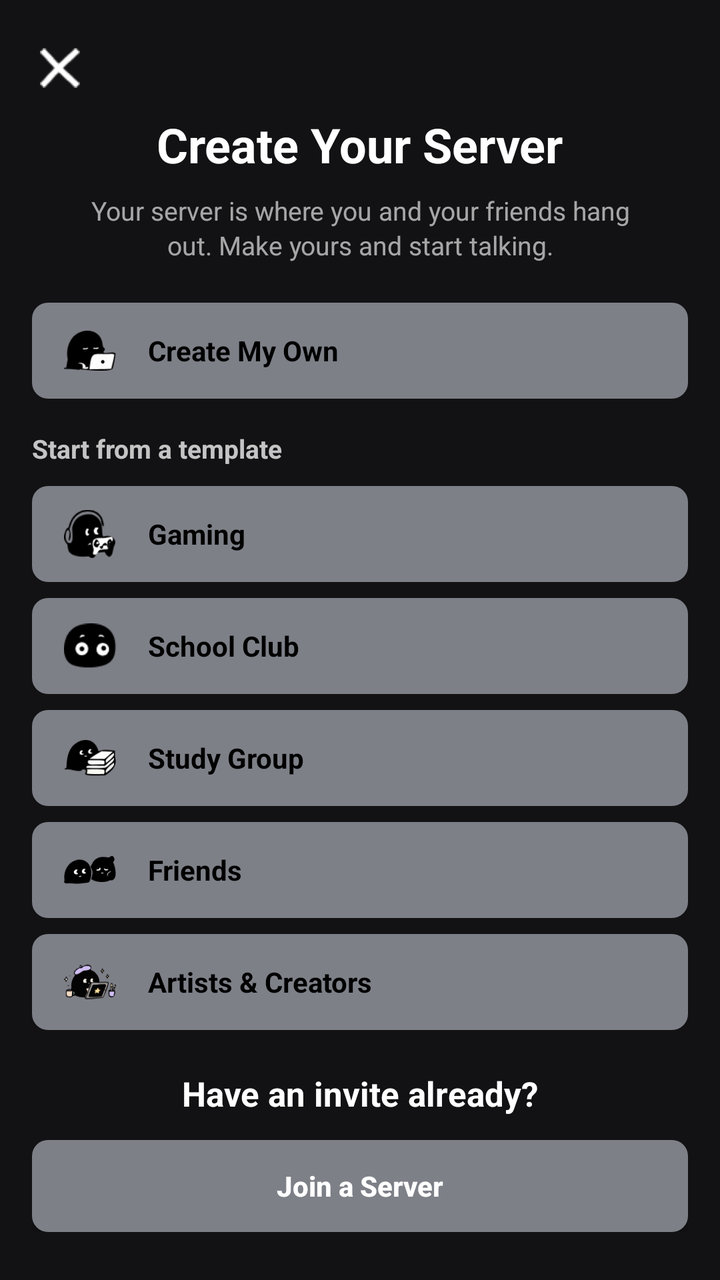
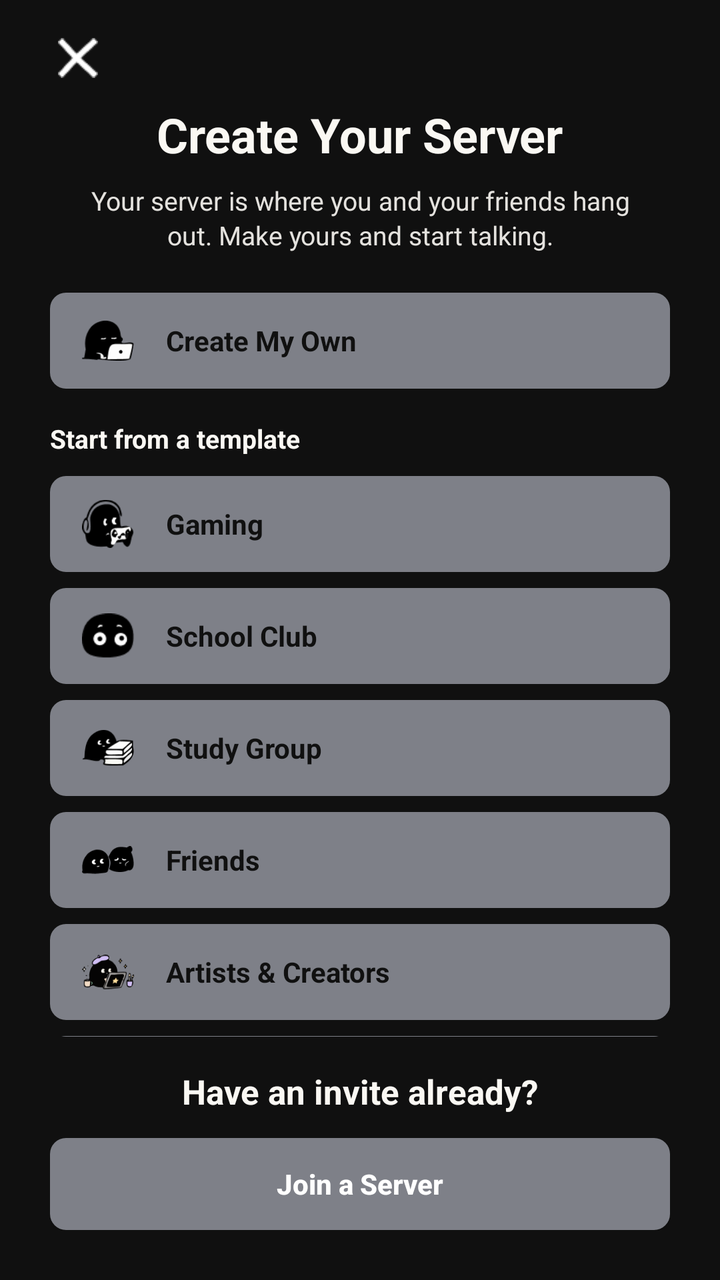

An Android layout rendered at two revisions. The XML below is the earlier revision; the diff shows what the commit changed to produce the second picture.
<!-- AndroidManifest.xml: application theme Theme.Yappy -->
<!-- res/layout/activity_create_server1.xml -->
<?xml version="1.0" encoding="utf-8"?>
<androidx.constraintlayout.widget.ConstraintLayout xmlns:android="http://schemas.android.com/apk/res/android"
    xmlns:app="http://schemas.android.com/apk/res-auto"
    xmlns:tools="http://schemas.android.com/tools"
    android:layout_width="match_parent"
    android:layout_height="match_parent"
    android:background="#121214"
    android:paddingHorizontal="16dp"
    android:paddingTop="20dp"
    android:paddingBottom="24dp">

    
    <ImageView
        android:id="@+id/btn_close"
        android:layout_width="28dp"
        android:layout_height="28dp"
        android:background="?attr/selectableItemBackgroundBorderless"
        android:clickable="true"
        android:contentDescription="Close"
        android:focusable="true"
        android:padding="4dp"
        android:src="@drawable/cross"
        app:layout_constraintStart_toStartOf="parent"
        app:layout_constraintTop_toTopOf="parent"
        app:tint="@color/white" />

    
    <androidx.core.widget.NestedScrollView
        android:id="@+id/scroll_content"
        android:layout_width="match_parent"
        android:layout_height="0dp"
        android:layout_marginTop="8dp"
        android:layout_marginBottom="16dp"
        android:fillViewport="true"
        android:overScrollMode="never"
        app:layout_constraintBottom_toTopOf="@id/bottom_container"
        app:layout_constraintEnd_toEndOf="parent"
        app:layout_constraintStart_toStartOf="parent"
        app:layout_constraintTop_toBottomOf="@id/btn_close">

        <LinearLayout
            android:layout_width="match_parent"
            android:layout_height="wrap_content"
            android:gravity="center_horizontal"
            android:orientation="vertical">

            
            <TextView
                android:id="@+id/tv_title"
                android:layout_width="wrap_content"
                android:layout_height="wrap_content"
                android:text="Create Your Server"
                android:textColor="@color/white"
                android:textSize="24sp"
                android:textStyle="bold" />

            
            <TextView
                android:id="@+id/tv_subtitle"
                android:layout_width="match_parent"
                android:layout_height="wrap_content"
                android:layout_marginHorizontal="20dp"
                android:layout_marginTop="8dp"
                android:gravity="center"
                android:lineSpacingExtra="2dp"
                android:text="Your server is where you and your friends hang out. Make yours and start talking."
                android:textColor="#A0FFFFFF"
                android:textSize="13sp" />

            
            <LinearLayout
                android:id="@+id/btn_create_my_own"
                android:layout_width="match_parent"
                android:layout_height="48dp"
                android:layout_marginTop="20dp"
                android:background="@drawable/bg_template_button"
                android:clickable="true"
                android:focusable="true"
                android:foreground="?attr/selectableItemBackground"
                android:gravity="center_vertical"
                android:orientation="horizontal"
                android:paddingHorizontal="16dp">

                <ImageView
                    android:layout_width="26dp"
                    android:layout_height="26dp"
                    android:src="@drawable/ic_create_own" />

                <TextView
                    android:layout_width="wrap_content"
                    android:layout_height="wrap_content"
                    android:layout_marginStart="16dp"
                    android:text="Create My Own"
                    android:textColor="@color/black"
                    android:textSize="14sp"
                    android:textStyle="bold" />
            </LinearLayout>

            
            <TextView
                android:id="@+id/tv_section_header"
                android:layout_width="match_parent"
                android:layout_height="wrap_content"
                android:layout_marginTop="16dp"
                android:layout_marginBottom="10dp"
                android:text="Start from a template"
                android:textColor="#C0FFFFFF"
                android:textSize="13sp"
                android:textStyle="bold" />

            
            <LinearLayout
                android:id="@+id/btn_gaming"
                android:layout_width="match_parent"
                android:layout_height="48dp"
                android:layout_marginBottom="8dp"
                android:background="@drawable/bg_template_button"
                android:clickable="true"
                android:focusable="true"
                android:foreground="?attr/selectableItemBackground"
                android:gravity="center_vertical"
                android:orientation="horizontal"
                android:paddingHorizontal="16dp">

                <ImageView
                    android:layout_width="26dp"
                    android:layout_height="26dp"
                    android:src="@drawable/gaming" />

                <TextView
                    android:layout_width="wrap_content"
                    android:layout_height="wrap_content"
                    android:layout_marginStart="16dp"
                    android:text="Gaming"
                    android:textColor="@color/black"
                    android:textSize="14sp"
                    android:textStyle="bold" />
            </LinearLayout>

            
            <LinearLayout
                android:id="@+id/btn_school_club"
                android:layout_width="match_parent"
                android:layout_height="48dp"
                android:layout_marginBottom="8dp"
                android:background="@drawable/bg_template_button"
                android:clickable="true"
                android:focusable="true"
                android:foreground="?attr/selectableItemBackground"
                android:gravity="center_vertical"
                android:orientation="horizontal"
                android:paddingHorizontal="16dp">

                <ImageView
                    android:layout_width="26dp"
                    android:layout_height="26dp"
                    android:src="@drawable/ic_school_club" />

                <TextView
                    android:layout_width="wrap_content"
                    android:layout_height="wrap_content"
                    android:layout_marginStart="16dp"
                    android:text="School Club"
                    android:textColor="@color/black"
                    android:textSize="14sp"
                    android:textStyle="bold" />
            </LinearLayout>

            
            <LinearLayout
                android:id="@+id/btn_study_group"
                android:layout_width="match_parent"
                android:layout_height="48dp"
                android:layout_marginBottom="8dp"
                android:background="@drawable/bg_template_button"
                android:clickable="true"
                android:focusable="true"
                android:foreground="?attr/selectableItemBackground"
                android:gravity="center_vertical"
                android:orientation="horizontal"
                android:paddingHorizontal="16dp">

                <ImageView
                    android:layout_width="26dp"
                    android:layout_height="26dp"
                    android:src="@drawable/ic_study_group" />

                <TextView
                    android:layout_width="wrap_content"
                    android:layout_height="wrap_content"
                    android:layout_marginStart="16dp"
                    android:text="Study Group"
                    android:textColor="@color/black"
                    android:textSize="14sp"
                    android:textStyle="bold" />
            </LinearLayout>

            
            <LinearLayout
                android:id="@+id/btn_friends"
                android:layout_width="match_parent"
                android:layout_height="48dp"
                android:layout_marginBottom="8dp"
                android:background="@drawable/bg_template_button"
                android:clickable="true"
                android:focusable="true"
                android:foreground="?attr/selectableItemBackground"
                android:gravity="center_vertical"
                android:orientation="horizontal"
                android:paddingHorizontal="16dp">

                <ImageView
                    android:layout_width="26dp"
                    android:layout_height="26dp"
                    android:src="@drawable/ic_friends" />

                <TextView
                    android:layout_width="wrap_content"
                    android:layout_height="wrap_content"
                    android:layout_marginStart="16dp"
                    android:text="Friends"
                    android:textColor="@color/black"
                    android:textSize="14sp"
                    android:textStyle="bold" />
            </LinearLayout>

            
            <LinearLayout
                android:id="@+id/btn_artists_creators"
                android:layout_width="match_parent"
                android:layout_height="48dp"
                android:layout_marginBottom="8dp"
                android:background="@drawable/bg_template_button"
                android:clickable="true"
                android:focusable="true"
                android:foreground="?attr/selectableItemBackground"
                android:gravity="center_vertical"
                android:orientation="horizontal"
                android:paddingHorizontal="16dp">

                <ImageView
                    android:layout_width="26dp"
                    android:layout_height="26dp"
                    android:src="@drawable/ic_artists" />

                <TextView
                    android:layout_width="wrap_content"
                    android:layout_height="wrap_content"
                    android:layout_marginStart="16dp"
                    android:text="Artists &amp; Creators"
                    android:textColor="@color/black"
                    android:textSize="14sp"
                    android:textStyle="bold" />
            </LinearLayout>

            
            <LinearLayout
                android:id="@+id/btn_local_community"
                android:layout_width="match_parent"
                android:layout_height="48dp"
                android:layout_marginBottom="8dp"
                android:background="@drawable/bg_template_button"
                android:clickable="true"
                android:focusable="true"
                android:foreground="?attr/selectableItemBackground"
                android:gravity="center_vertical"
                android:orientation="horizontal"
                android:paddingHorizontal="16dp">

                <ImageView
                    android:layout_width="26dp"
                    android:layout_height="26dp"
                    android:src="@drawable/ic_community" />

                <TextView
                    android:layout_width="wrap_content"
                    android:layout_height="wrap_content"
                    android:layout_marginStart="16dp"
                    android:text="Local Community"
                    android:textColor="@color/black"
                    android:textSize="14sp"
                    android:textStyle="bold" />
            </LinearLayout>

        </LinearLayout>
    </androidx.core.widget.NestedScrollView>

    
    <LinearLayout
        android:id="@+id/bottom_container"
        android:layout_width="match_parent"
        android:layout_height="wrap_content"
        android:gravity="center_horizontal"
        android:orientation="vertical"
        app:layout_constraintBottom_toBottomOf="parent"
        app:layout_constraintEnd_toEndOf="parent"
        app:layout_constraintStart_toStartOf="parent">

        <TextView
            android:id="@+id/tv_invite_prompt"
            android:layout_width="wrap_content"
            android:layout_height="wrap_content"
            android:layout_marginBottom="12dp"
            android:text="Have an invite already?"
            android:textColor="@color/white"
            android:textSize="17sp"
            android:textStyle="bold" />

        <androidx.appcompat.widget.AppCompatButton
            android:id="@+id/btn_join_server"
            android:layout_width="match_parent"
            android:layout_height="46dp"
            android:background="@drawable/bg_template_button"
            android:text="Join a Server"
            android:textAllCaps="false"
            android:textColor="@color/white"
            android:textSize="14sp"
            android:textStyle="bold" />
    </LinearLayout>

</androidx.constraintlayout.widget.ConstraintLayout>
<!-- resources referenced by this layout -->
<resources>
  <color name="black">#FF000000</color>
  <color name="white">#FFFFFFFF</color>
  <!-- drawable bg_template_button (drawable) -->
  <?xml version="1.0" encoding="utf-8"?>
  <shape xmlns:android="http://schemas.android.com/apk/res/android"
      android:shape="rectangle">
      <solid android:color="#7E8088" />
      <corners android:radius="8dp" />
  </shape>
  <!-- drawable cross: png bitmap (drawable, 410 bytes) -->
  <!-- drawable gaming: png bitmap (drawable, 1646 bytes) -->
  <!-- drawable ic_artists: png bitmap (drawable, 2929 bytes) -->
  <!-- drawable ic_community: png bitmap (drawable, 2636 bytes) -->
  <!-- drawable ic_create_own: png bitmap (drawable, 1160 bytes) -->
  <!-- drawable ic_friends: png bitmap (drawable, 1347 bytes) -->
  <!-- drawable ic_school_club: png bitmap (drawable, 864 bytes) -->
  <!-- drawable ic_study_group: png bitmap (drawable, 1604 bytes) -->
  <style name="Theme.Yappy" parent="Base.Theme.Yappy" />
  <style name="Base.Theme.Yappy" parent="Theme.Material3.DayNight.NoActionBar">
          
          
      </style>
</resources>

<!-- the commit's change to res/layout/activity_create_server1.xml (unified diff, before → after) -->
@@ -1,15 +1,13 @@
-<?xml version="1.0" encoding="utf-8"?>
+﻿<?xml version="1.0" encoding="utf-8"?>
 <androidx.constraintlayout.widget.ConstraintLayout xmlns:android="http://schemas.android.com/apk/res/android"
     xmlns:app="http://schemas.android.com/apk/res-auto"
     xmlns:tools="http://schemas.android.com/tools"
     android:layout_width="match_parent"
     android:layout_height="match_parent"
-    android:background="#121214"
-    android:paddingHorizontal="16dp"
-    android:paddingTop="20dp"
-    android:paddingBottom="24dp">
-
-    
+    android:background="@color/black"
+    android:paddingHorizontal="25dp"
+    android:paddingTop="15dp"
+    android:paddingBottom="25dp">
     <ImageView
         android:id="@+id/btn_close"
         android:layout_width="28dp"
@@ -23,8 +21,6 @@
         app:layout_constraintStart_toStartOf="parent"
         app:layout_constraintTop_toTopOf="parent"
         app:tint="@color/white" />
-
-    
     <androidx.core.widget.NestedScrollView
         android:id="@+id/scroll_content"
         android:layout_width="match_parent"
@@ -43,18 +39,14 @@
             android:layout_height="wrap_content"
             android:gravity="center_horizontal"
             android:orientation="vertical">
-
-            
             <TextView
                 android:id="@+id/tv_title"
                 android:layout_width="wrap_content"
                 android:layout_height="wrap_content"
                 android:text="Create Your Server"
-                android:textColor="@color/white"
+                android:textColor="@color/warm_white"
                 android:textSize="24sp"
                 android:textStyle="bold" />
-
-            
             <TextView
                 android:id="@+id/tv_subtitle"
                 android:layout_width="match_parent"
@@ -64,10 +56,8 @@
                 android:gravity="center"
                 android:lineSpacingExtra="2dp"
                 android:text="Your server is where you and your friends hang out. Make yours and start talking."
-                android:textColor="#A0FFFFFF"
+                android:textColor="@color/soft_border"
                 android:textSize="13sp" />
-
-            
             <LinearLayout
                 android:id="@+id/btn_create_my_own"
                 android:layout_width="match_parent"
@@ -95,8 +85,6 @@
                     android:textSize="14sp"
                     android:textStyle="bold" />
             </LinearLayout>
-
-            
             <TextView
                 android:id="@+id/tv_section_header"
                 android:layout_width="match_parent"
@@ -104,11 +92,9 @@
                 android:layout_marginTop="16dp"
                 android:layout_marginBottom="10dp"
                 android:text="Start from a template"
-                android:textColor="#C0FFFFFF"
+                android:textColor="@color/warm_white"
                 android:textSize="13sp"
                 android:textStyle="bold" />
-
-            
             <LinearLayout
                 android:id="@+id/btn_gaming"
                 android:layout_width="match_parent"
@@ -136,8 +122,6 @@
                     android:textSize="14sp"
                     android:textStyle="bold" />
             </LinearLayout>
-
-            
             <LinearLayout
                 android:id="@+id/btn_school_club"
                 android:layout_width="match_parent"
@@ -165,8 +149,6 @@
                     android:textSize="14sp"
                     android:textStyle="bold" />
             </LinearLayout>
-
-            
             <LinearLayout
                 android:id="@+id/btn_study_group"
                 android:layout_width="match_parent"
@@ -194,8 +176,6 @@
                     android:textSize="14sp"
                     android:textStyle="bold" />
             </LinearLayout>
-
-            
             <LinearLayout
                 android:id="@+id/btn_friends"
                 android:layout_width="match_parent"
@@ -223,8 +203,6 @@
                     android:textSize="14sp"
                     android:textStyle="bold" />
             </LinearLayout>
-
-            
             <LinearLayout
                 android:id="@+id/btn_artists_creators"
                 android:layout_width="match_parent"
@@ -252,8 +230,6 @@
                     android:textSize="14sp"
                     android:textStyle="bold" />
             </LinearLayout>
-
-            
             <LinearLayout
                 android:id="@+id/btn_local_community"
                 android:layout_width="match_parent"
@@ -284,8 +260,6 @@
 
         </LinearLayout>
     </androidx.core.widget.NestedScrollView>
-
-    
     <LinearLayout
         android:id="@+id/bottom_container"
         android:layout_width="match_parent"
@@ -302,7 +276,7 @@
             android:layout_height="wrap_content"
             android:layout_marginBottom="12dp"
             android:text="Have an invite already?"
-            android:textColor="@color/white"
+            android:textColor="@color/warm_white"
             android:textSize="17sp"
             android:textStyle="bold" />
 
<!-- resource entries referenced after the edit -->
@@ -1,6 +1,8 @@
 <!-- resources referenced by this layout -->
 <resources>
-  <color name="black">#FF000000</color>
+  <color name="black">#101010</color>
+  <color name="soft_border">#E4E2DE</color>
+  <color name="warm_white">#FAF8F3</color>
   <color name="white">#FFFFFFFF</color>
   <!-- drawable bg_template_button (drawable) -->
   <?xml version="1.0" encoding="utf-8"?>
@@ -19,8 +21,6 @@
   <!-- drawable ic_study_group: png bitmap (drawable, 1604 bytes) -->
   <style name="Theme.Yappy" parent="Base.Theme.Yappy" />
   <style name="Base.Theme.Yappy" parent="Theme.Material3.DayNight.NoActionBar">
-          
-          
       </style>
 </resources>
 
